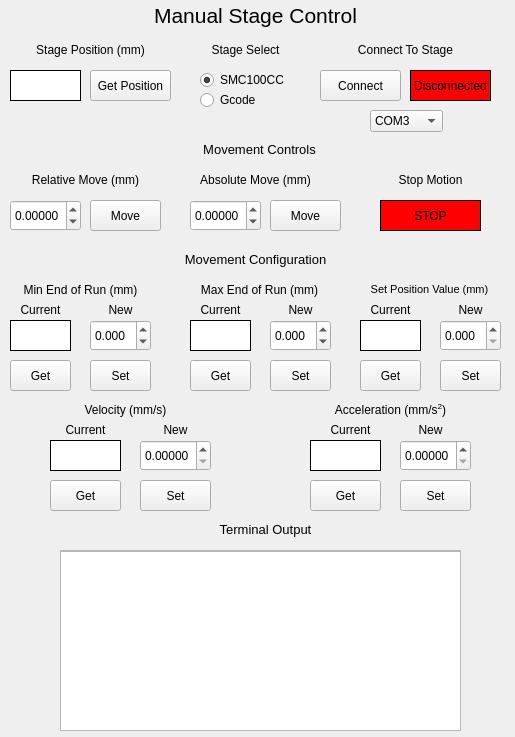
Before: the Qt Designer form src/manualstagecontrol.ui in TimSamuelsen/CLIP3DPrinterGUI, drawn with Qt 5.
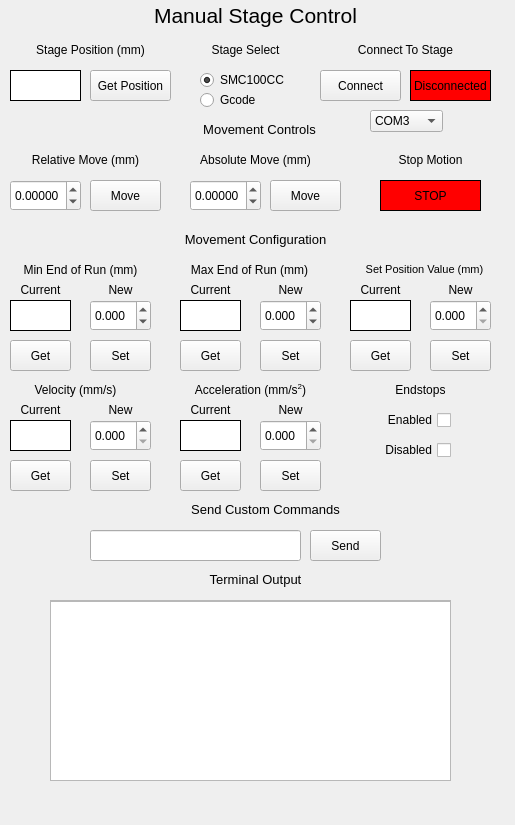
After: the same form once the commit is applied.

The edit to the form file:
```diff
--- a/src/manualstagecontrol.ui
+++ b/src/manualstagecontrol.ui
@@ -7,7 +7,7 @@
     <x>0</x>
     <y>0</y>
     <width>515</width>
-    <height>737</height>
+    <height>825</height>
    </rect>
   </property>
   <property name="windowTitle">
@@ -17,7 +17,7 @@
    <property name="geometry">
     <rect>
      <x>4</x>
-     <y>140</y>
+     <y>120</y>
      <width>511</width>
      <height>20</height>
     </rect>
@@ -29,9 +29,9 @@
   <widget class="QLabel" name="CurrentVelocity">
    <property name="geometry">
     <rect>
-     <x>50</x>
-     <y>440</y>
-     <width>71</width>
+     <x>10</x>
+     <y>420</y>
+     <width>61</width>
      <height>31</height>
     </rect>
    </property>
@@ -46,9 +46,9 @@
   <widget class="QLabel" name="label_13">
    <property name="geometry">
     <rect>
-     <x>390</x>
-     <y>420</y>
-     <width>81</width>
+     <x>260</x>
+     <y>400</y>
+     <width>61</width>
      <height>20</height>
     </rect>
    </property>
@@ -59,8 +59,8 @@
   <widget class="QLabel" name="label_9">
    <property name="geometry">
     <rect>
-     <x>190</x>
-     <y>300</y>
+     <x>180</x>
+     <y>280</y>
      <width>61</width>
      <height>20</height>
     </rect>
@@ -73,7 +73,7 @@
    <property name="geometry">
     <rect>
      <x>10</x>
-     <y>320</y>
+     <y>300</y>
      <width>61</width>
      <height>31</height>
     </rect>
@@ -90,7 +90,7 @@
    <property name="geometry">
     <rect>
      <x>170</x>
-     <y>170</y>
+     <y>150</y>
      <width>171</width>
      <height>20</height>
     </rect>
@@ -115,9 +115,9 @@
   <widget class="QPushButton" name="SetAcceleration">
    <property name="geometry">
     <rect>
-     <x>400</x>
-     <y>480</y>
-     <width>71</width>
+     <x>260</x>
+     <y>460</y>
+     <width>61</width>
      <height>31</height>
     </rect>
    </property>
@@ -129,7 +129,7 @@
    <property name="geometry">
     <rect>
      <x>0</x>
-     <y>280</y>
+     <y>260</y>
      <width>161</width>
      <height>20</height>
     </rect>
@@ -142,7 +142,7 @@
    <property name="geometry">
     <rect>
      <x>90</x>
-     <y>300</y>
+     <y>280</y>
      <width>61</width>
      <height>20</height>
     </rect>
@@ -155,7 +155,7 @@
    <property name="geometry">
     <rect>
      <x>270</x>
-     <y>200</y>
+     <y>180</y>
      <width>71</width>
      <height>31</height>
     </rect>
@@ -168,7 +168,7 @@
    <property name="geometry">
     <rect>
      <x>190</x>
-     <y>200</y>
+     <y>180</y>
      <width>71</width>
      <height>31</height>
     </rect>
@@ -192,21 +192,21 @@
   <widget class="QDoubleSpinBox" name="NewAccelParam">
    <property name="geometry">
     <rect>
-     <x>400</x>
-     <y>440</y>
-     <width>71</width>
+     <x>260</x>
+     <y>420</y>
+     <width>61</width>
      <height>31</height>
     </rect>
    </property>
    <property name="decimals">
-    <number>5</number>
+    <number>3</number>
    </property>
   </widget>
   <widget class="QPushButton" name="MoveRelative">
    <property name="geometry">
     <rect>
      <x>90</x>
-     <y>200</y>
+     <y>180</y>
      <width>71</width>
      <height>31</height>
     </rect>
@@ -231,9 +231,9 @@
   <widget class="QLabel" name="label_7">
    <property name="geometry">
     <rect>
-     <x>50</x>
-     <y>420</y>
-     <width>71</width>
+     <x>10</x>
+     <y>400</y>
+     <width>61</width>
      <height>20</height>
     </rect>
    </property>
@@ -245,7 +245,7 @@
    <property name="geometry">
     <rect>
      <x>90</x>
-     <y>360</y>
+     <y>340</y>
      <width>61</width>
      <height>31</height>
     </rect>
@@ -258,7 +258,7 @@
    <property name="geometry">
     <rect>
      <x>0</x>
-     <y>170</y>
+     <y>150</y>
      <width>171</width>
      <height>20</height>
     </rect>
@@ -271,7 +271,7 @@
    <property name="geometry">
     <rect>
      <x>0</x>
-     <y>250</y>
+     <y>230</y>
      <width>511</width>
      <height>20</height>
     </rect>
@@ -284,7 +284,7 @@
    <property name="geometry">
     <rect>
      <x>0</x>
-     <y>300</y>
+     <y>280</y>
      <width>81</width>
      <height>20</height>
     </rect>
@@ -296,8 +296,8 @@
   <widget class="QLabel" name="label_6">
    <property name="geometry">
     <rect>
-     <x>194</x>
-     <y>280</y>
+     <x>184</x>
+     <y>260</y>
      <width>131</width>
      <height>20</height>
     </rect>
@@ -309,8 +309,8 @@
   <widget class="QDoubleSpinBox" name="NewMaxEndOfRunParam">
    <property name="geometry">
     <rect>
-     <x>270</x>
-     <y>320</y>
+     <x>260</x>
+     <y>300</y>
      <width>61</width>
      <height>31</height>
     </rect>
@@ -328,8 +328,8 @@
   <widget class="QLabel" name="CurrentMaxEndOfRun">
    <property name="geometry">
     <rect>
-     <x>190</x>
-     <y>320</y>
+     <x>180</x>
+     <y>300</y>
      <width>61</width>
      <height>31</height>
     </rect>
@@ -345,8 +345,8 @@
   <widget class="QPushButton" name="SetMaxEndOfRun">
    <property name="geometry">
     <rect>
-     <x>270</x>
-     <y>360</y>
+     <x>260</x>
+     <y>340</y>
      <width>61</width>
      <height>31</height>
     </rect>
@@ -358,9 +358,9 @@
   <widget class="QLabel" name="CurrentAcceleration">
    <property name="geometry">
     <rect>
-     <x>310</x>
-     <y>440</y>
-     <width>71</width>
+     <x>180</x>
+     <y>420</y>
+     <width>61</width>
      <height>31</height>
     </rect>
    </property>
@@ -375,8 +375,8 @@
   <widget class="QLabel" name="label_10">
    <property name="geometry">
     <rect>
-     <x>270</x>
-     <y>300</y>
+     <x>260</x>
+     <y>280</y>
      <width>61</width>
      <height>20</height>
     </rect>
@@ -388,22 +388,22 @@
   <widget class="QDoubleSpinBox" name="NewVelocityParam">
    <property name="geometry">
     <rect>
-     <x>140</x>
-     <y>440</y>
-     <width>71</width>
+     <x>90</x>
+     <y>420</y>
+     <width>61</width>
      <height>31</height>
     </rect>
    </property>
    <property name="decimals">
-    <number>5</number>
+    <number>3</number>
    </property>
   </widget>
   <widget class="QLabel" name="label_15">
    <property name="geometry">
     <rect>
-     <x>260</x>
-     <y>400</y>
-     <width>261</width>
+     <x>180</x>
+     <y>380</y>
+     <width>141</width>
      <height>20</height>
     </rect>
    </property>
@@ -415,7 +415,7 @@
    <property name="geometry">
     <rect>
      <x>90</x>
-     <y>320</y>
+     <y>300</y>
      <width>61</width>
      <height>31</height>
     </rect>
@@ -434,8 +434,8 @@
    <property name="geometry">
     <rect>
      <x>0</x>
-     <y>400</y>
-     <width>251</width>
+     <y>380</y>
+     <width>151</width>
      <height>20</height>
     </rect>
    </property>
@@ -446,9 +446,9 @@
   <widget class="QLabel" name="label_12">
    <property name="geometry">
     <rect>
-     <x>140</x>
-     <y>420</y>
-     <width>71</width>
+     <x>90</x>
+     <y>400</y>
+     <width>61</width>
      <height>20</height>
     </rect>
    </property>
@@ -459,9 +459,9 @@
   <widget class="QPushButton" name="SetVelocity">
    <property name="geometry">
     <rect>
-     <x>140</x>
-     <y>480</y>
-     <width>71</width>
+     <x>90</x>
+     <y>460</y>
+     <width>61</width>
      <height>31</height>
     </rect>
    </property>
@@ -489,9 +489,9 @@
   <widget class="QLabel" name="label_14">
    <property name="geometry">
     <rect>
-     <x>310</x>
-     <y>420</y>
-     <width>81</width>
+     <x>180</x>
+     <y>400</y>
+     <width>61</width>
      <height>20</height>
     </rect>
    </property>
@@ -503,7 +503,7 @@
    <property name="geometry">
     <rect>
      <x>10</x>
-     <y>200</y>
+     <y>180</y>
      <width>71</width>
      <height>31</height>
     </rect>
@@ -521,8 +521,8 @@
   <widget class="QScrollArea" name="scrollArea">
    <property name="geometry">
     <rect>
-     <x>60</x>
-     <y>550</y>
+     <x>50</x>
+     <y>600</y>
      <width>401</width>
      <height>181</height>
     </rect>
@@ -554,8 +554,8 @@
   <widget class="QLabel" name="label_16">
    <property name="geometry">
     <rect>
-     <x>70</x>
-     <y>520</y>
+     <x>60</x>
+     <y>570</y>
      <width>391</width>
      <height>20</height>
     </rect>
@@ -620,7 +620,7 @@
    <property name="geometry">
     <rect>
      <x>10</x>
-     <y>360</y>
+     <y>340</y>
      <width>61</width>
      <height>31</height>
     </rect>
@@ -632,8 +632,8 @@
   <widget class="QPushButton" name="GetMaxEndOfRun">
    <property name="geometry">
     <rect>
-     <x>190</x>
-     <y>360</y>
+     <x>180</x>
+     <y>340</y>
      <width>61</width>
      <height>31</height>
     </rect>
@@ -645,9 +645,9 @@
   <widget class="QPushButton" name="GetAcceleration">
    <property name="geometry">
     <rect>
-     <x>310</x>
-     <y>480</y>
-     <width>71</width>
+     <x>180</x>
+     <y>460</y>
+     <width>61</width>
      <height>31</height>
     </rect>
    </property>
@@ -658,9 +658,9 @@
   <widget class="QPushButton" name="GetVelocity">
    <property name="geometry">
     <rect>
-     <x>50</x>
-     <y>480</y>
-     <width>71</width>
+     <x>10</x>
+     <y>460</y>
+     <width>61</width>
      <height>31</height>
     </rect>
    </property>
@@ -688,7 +688,7 @@
    <property name="geometry">
     <rect>
      <x>340</x>
-     <y>170</y>
+     <y>150</y>
      <width>181</width>
      <height>20</height>
     </rect>
@@ -701,7 +701,7 @@
    <property name="geometry">
     <rect>
      <x>380</x>
-     <y>200</y>
+     <y>180</y>
      <width>101</width>
      <height>31</height>
     </rect>
@@ -812,9 +812,9 @@
   <widget class="QLabel" name="label_20">
    <property name="geometry">
     <rect>
-     <x>364</x>
-     <y>280</y>
-     <width>131</width>
+     <x>354</x>
+     <y>260</y>
+     <width>141</width>
      <height>20</height>
     </rect>
    </property>
@@ -825,8 +825,8 @@
   <widget class="QLabel" name="label_21">
    <property name="geometry">
     <rect>
-     <x>440</x>
-     <y>300</y>
+     <x>430</x>
+     <y>280</y>
      <width>61</width>
      <height>20</height>
     </rect>
@@ -838,8 +838,8 @@
   <widget class="QLabel" name="CurrentPositionValue">
    <property name="geometry">
     <rect>
-     <x>360</x>
-     <y>320</y>
+     <x>350</x>
+     <y>300</y>
      <width>61</width>
      <height>31</height>
     </rect>
@@ -855,8 +855,8 @@
   <widget class="QPushButton" name="GetMaxEndOfRun_2">
    <property name="geometry">
     <rect>
-     <x>360</x>
-     <y>360</y>
+     <x>350</x>
+     <y>340</y>
      <width>61</width>
      <height>31</height>
     </rect>
@@ -868,8 +868,8 @@
   <widget class="QPushButton" name="SetPositionValue">
    <property name="geometry">
     <rect>
-     <x>440</x>
-     <y>360</y>
+     <x>430</x>
+     <y>340</y>
      <width>61</width>
      <height>31</height>
     </rect>
@@ -881,8 +881,8 @@
   <widget class="QDoubleSpinBox" name="SetPositionParam">
    <property name="geometry">
     <rect>
-     <x>440</x>
-     <y>320</y>
+     <x>430</x>
+     <y>300</y>
      <width>61</width>
      <height>31</height>
     </rect>
@@ -900,8 +900,8 @@
   <widget class="QLabel" name="label_22">
    <property name="geometry">
     <rect>
-     <x>360</x>
-     <y>300</y>
+     <x>350</x>
+     <y>280</y>
      <width>61</width>
      <height>20</height>
     </rect>
@@ -910,6 +910,87 @@
     <string>&lt;html&gt;&lt;head/&gt;&lt;body&gt;&lt;p align=&quot;center&quot;&gt;Current&lt;/p&gt;&lt;/body&gt;&lt;/html&gt;</string>
    </property>
   </widget>
+  <widget class="QLabel" name="label_23">
+   <property name="geometry">
+    <rect>
+     <x>360</x>
+     <y>380</y>
+     <width>121</width>
+     <height>20</height>
+    </rect>
+   </property>
+   <property name="text">
+    <string>&lt;html&gt;&lt;head/&gt;&lt;body&gt;&lt;p align=&quot;center&quot;&gt;Endstops&lt;/p&gt;&lt;/body&gt;&lt;/html&gt;</string>
+   </property>
+  </widget>
+  <widget class="QCheckBox" name="EnableEndStopCheckbox">
+   <property name="geometry">
+    <rect>
+     <x>370</x>
+     <y>410</y>
+     <width>81</width>
+     <height>20</height>
+    </rect>
+   </property>
+   <property name="layoutDirection">
+    <enum>Qt::RightToLeft</enum>
+   </property>
+   <property name="text">
+    <string>Enabled</string>
+   </property>
+  </widget>
+  <widget class="QCheckBox" name="DisableEndstopCheckbox">
+   <property name="geometry">
+    <rect>
+     <x>370</x>
+     <y>440</y>
+     <width>81</width>
+     <height>20</height>
+    </rect>
+   </property>
+   <property name="layoutDirection">
+    <enum>Qt::RightToLeft</enum>
+   </property>
+   <property name="text">
+    <string>Disabled</string>
+   </property>
+  </widget>
+  <widget class="QLineEdit" name="CustomCommandLine">
+   <property name="geometry">
+    <rect>
+     <x>90</x>
+     <y>530</y>
+     <width>211</width>
+     <height>31</height>
+    </rect>
+   </property>
+  </widget>
+  <widget class="QLabel" name="label_24">
+   <property name="geometry">
+    <rect>
+     <x>70</x>
+     <y>500</y>
+     <width>391</width>
+     <height>20</height>
+    </rect>
+   </property>
+   <property name="text">
+    <string>&lt;html&gt;&lt;head/&gt;&lt;body&gt;&lt;p align=&quot;center&quot;&gt;&lt;span style=&quot; font-size:10pt;&quot;&gt;Send Custom Commands&lt;/span&gt;&lt;/p&gt;&lt;/body&gt;&lt;/html&gt;</string>
+   </property>
+  </widget>
+  <widget class="QPushButton" name="SendCustomCommand">
+   <property name="geometry">
+    <rect>
+     <x>310</x>
+     <y>530</y>
+     <width>71</width>
+     <height>31</height>
+    </rect>
+   </property>
+   <property name="text">
+    <string>Send</string>
+   </property>
+  </widget>
  </widget>
  <resources/>
  <connections/>
```
